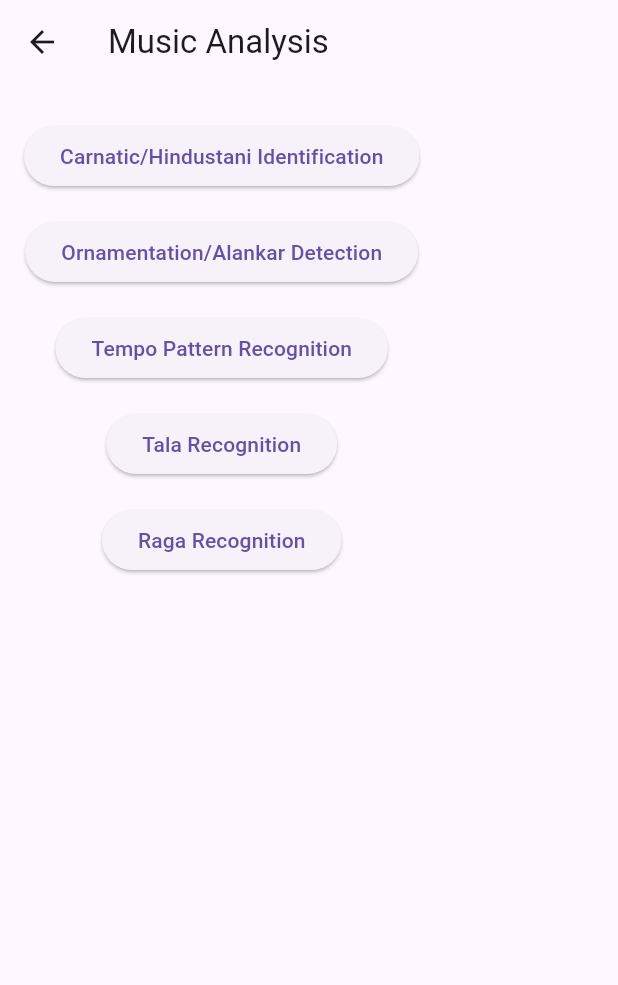
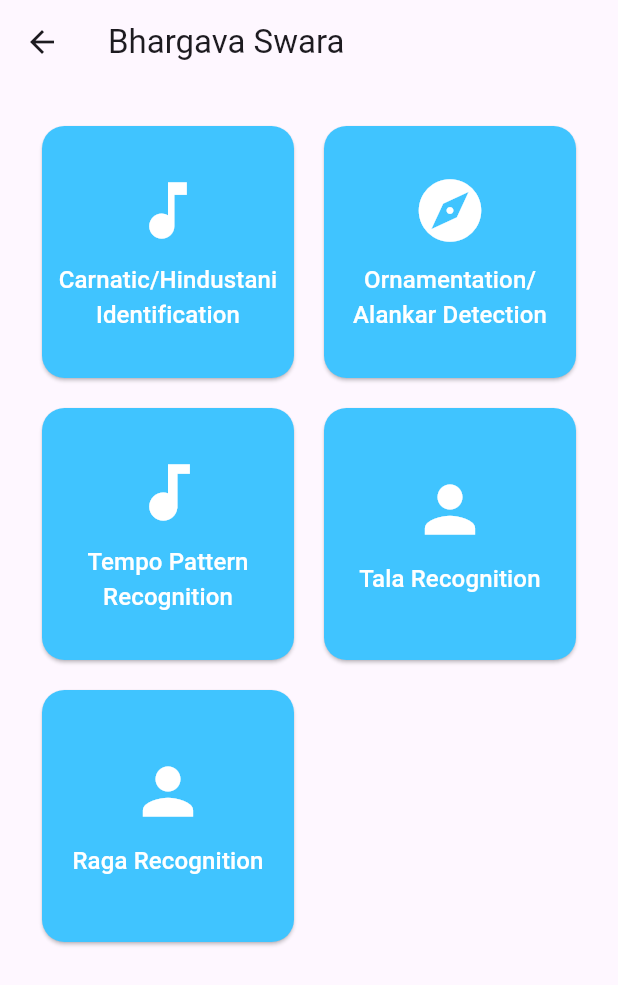
Before and after one commit to kckDeepak/BhargavaSwara, a Flutter app: the HomeScreen screen opened directly, after a tap on "Music Analysis", on a phone screen of 412 x 824 dp. Shown: the top 985 px of the screen. Run offline on Flutter 3.47's test engine with Material 3 defaults, Android fonts, the phone set to English and light mode, and no system bars; our stand-ins replace file_picker, font_awesome_flutter, permission_handler; missing offline and left inert: ffmpeg_kit_flutter_min, flutter_sound, tflite_flutter.

Commit message:
Changed layout of home screen(not all screens)

```diff
--- a/bhargava_swara/lib/home_screen_c.dart
+++ b/bhargava_swara/lib/home_screen_c.dart
@@ -12,25 +12,70 @@ class HomeScreen extends StatelessWidget {
     return Scaffold(
       appBar: AppBar(title: Text("Bhargava Swara")),
       body: Padding(
-        padding: EdgeInsets.all(16.0),
-        child: Column(
+        padding: EdgeInsets.all(8.0),
+        child: GridView.count(
+          crossAxisCount: 2,
+          padding: EdgeInsets.all(20),
+          childAspectRatio: 1,
+          mainAxisSpacing: 20,
+          crossAxisSpacing: 20,
           children: [
-            _buildNavigationButton(context, "Music Analysis", MusicAnalysisScreen()),
-            _buildNavigationButton(context, "Exploratory Tools", ExploratoryToolsScreen()),
-            _buildNavigationButton(context, "Music Synthesis", MusicSynthesisScreen()),
-            _buildNavigationButton(context, "Profile & History", ProfileScreen()),
+            _buildButton(
+              context,
+              'Music Analysis',
+              Icons.music_note,
+              MusicAnalysisScreen(),
+            ),
+            _buildButton(
+              context,
+              'Exploratory Tools',
+              Icons.explore,
+              ExploratoryToolsScreen(),
+            ),
+            _buildButton(
+              context,
+              'Music Synthesis',
+              Icons.audiotrack,
+              MusicSynthesisScreen(),
+            ),
+            _buildButton(
+              context,
+              'Profile',
+              Icons.person,
+              ProfileScreen(),
+            ),
           ],
         ),
       ),
     );
   }
 
-  Widget _buildNavigationButton(BuildContext context, String title, Widget screen) {
-    return Padding(
-      padding: const EdgeInsets.symmetric(vertical: 8.0),
-      child: ElevatedButton(
-        onPressed: () => Navigator.push(context, MaterialPageRoute(builder: (context) => screen)),
-        child: Text(title),
+  Widget _buildButton(
+      BuildContext context, String title, IconData icon, Widget screen) {
+    return ElevatedButton(
+      style: ElevatedButton.styleFrom(
+        backgroundColor: Colors
+            .lightBlueAccent, // Changed this line to set the button color to orange
+        shape: RoundedRectangleBorder(
+          borderRadius: BorderRadius.circular(15),
+        ),
+        padding: EdgeInsets.all(15),
+      ),
+      onPressed: () => Navigator.push(
+        context,
+        MaterialPageRoute(builder: (context) => screen),
+      ),
+      child: Column(
+        mainAxisAlignment: MainAxisAlignment.center,
+        children: [
+          Icon(icon, size: 50, color: Colors.white),
+          SizedBox(height: 10),
+          Text(
+            title,
+            textAlign: TextAlign.center,
+            style: TextStyle(color: Colors.white, fontSize: 16),
+          ),
+        ],
       ),
     );
   }
--- a/bhargava_swara/lib/screens/music_analysis/music_analysis_screen.dart
+++ b/bhargava_swara/lib/screens/music_analysis/music_analysis_screen.dart
@@ -10,38 +10,101 @@ class MusicAnalysisScreen extends StatelessWidget {
 
   @override
   Widget build(BuildContext context) {
+    // return Scaffold(
+    //   appBar: AppBar(title: Text("Music Analysis")),
+    //   body: Padding(
+    //     padding: EdgeInsets.all(16.0),
+    //     child: Column(
+    //       children: [
+    //         _buildNavigationButton(
+    //             context,
+    //             "Carnatic/Hindustani Identification",
+    //             CarnaticHindustaniScreen()),
+    //         _buildNavigationButton(context, "Ornamentation/Alankar Detection",
+    //             OrnamentationDetectionScreen()),
+    //         _buildNavigationButton(context, "Tempo Pattern Recognition",
+    //             RepeatedPatternRecognitionScreen()),
+    //         _buildNavigationButton(
+    //             context, "Tala Recognition", TalaRecognitionScreen()),
+    //         _buildNavigationButton(
+    //             context, "Raga Recognition", RagaRecognitionScreen()),
+    //       ],
+    //     ),
+    //   ),
+    // );
     return Scaffold(
-      appBar: AppBar(title: Text("Music Analysis")),
+      appBar: AppBar(title: Text("Bhargava Swara")),
       body: Padding(
-        padding: EdgeInsets.all(16.0),
-        child: Column(
+        padding: EdgeInsets.all(8.0),
+        child: GridView.count(
+          crossAxisCount: 2,
+          padding: EdgeInsets.all(20),
+          childAspectRatio: 1,
+          mainAxisSpacing: 20,
+          crossAxisSpacing: 20,
           children: [
-            _buildNavigationButton(
-                context,
-                "Carnatic/Hindustani Identification",
-                CarnaticHindustaniScreen()),
-            _buildNavigationButton(context, "Ornamentation/Alankar Detection",
-                OrnamentationDetectionScreen()),
-            _buildNavigationButton(context, "Tempo Pattern Recognition",
-                RepeatedPatternRecognitionScreen()),
-            _buildNavigationButton(
-                context, "Tala Recognition", TalaRecognitionScreen()),
-            _buildNavigationButton(
-                context, "Raga Recognition", RagaRecognitionScreen()),
+            _buildButton(
+              context,
+              'Carnatic/Hindustani Identification',
+              Icons.music_note,
+              CarnaticHindustaniScreen(),
+            ),
+            _buildButton(
+              context,
+              'Ornamentation/Alankar Detection',
+              Icons.explore,
+              OrnamentationDetectionScreen(),
+            ),
+            _buildButton(
+              context,
+              'Tempo Pattern Recognition',
+              Icons.audiotrack,
+              RepeatedPatternRecognitionScreen(),
+            ),
+            _buildButton(
+              context,
+              'Tala Recognition',
+              Icons.person,
+              TalaRecognitionScreen(),
+            ),
+            _buildButton(
+              context,
+              'Raga Recognition',
+              Icons.person,
+              RagaRecognitionScreen(),
+            ),
           ],
         ),
       ),
     );
   }
 
-  Widget _buildNavigationButton(
-      BuildContext context, String title, Widget screen) {
-    return Padding(
-      padding: const EdgeInsets.symmetric(vertical: 8.0),
-      child: ElevatedButton(
-        onPressed: () => Navigator.push(
-            context, MaterialPageRoute(builder: (context) => screen)),
-        child: Text(title),
+  Widget _buildButton(
+      BuildContext context, String title, IconData icon, Widget screen) {
+    return ElevatedButton(
+      style: ElevatedButton.styleFrom(
+        backgroundColor: Colors
+            .lightBlueAccent, // Changed this line to set the button color to orange
+        shape: RoundedRectangleBorder(
+          borderRadius: BorderRadius.circular(15),
+        ),
+        padding: EdgeInsets.all(10),
+      ),
+      onPressed: () => Navigator.push(
+        context,
+        MaterialPageRoute(builder: (context) => screen),
+      ),
+      child: Column(
+        mainAxisAlignment: MainAxisAlignment.center,
+        children: [
+          Icon(icon, size: 50, color: Colors.white),
+          SizedBox(height: 10),
+          Text(
+            title,
+            textAlign: TextAlign.center,
+            style: TextStyle(color: Colors.white, fontSize: 16),
+          ),
+        ],
       ),
     );
   }
```
